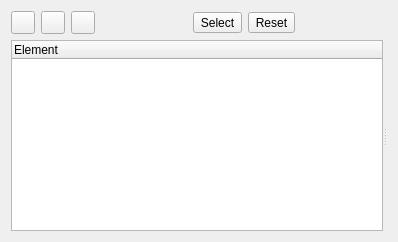
This is mscore/mscore/debugger.ui in musescore/musescore-old as Qt 5 draws it before an edit. The edited form follows.
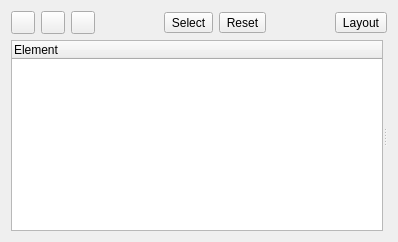
This is the edited form. Icons and pictures are not drawn.

Patch:
```diff
--- a/mscore/mscore/debugger.ui
+++ b/mscore/mscore/debugger.ui
@@ -96,6 +96,13 @@
        </property>
       </spacer>
      </item>
+     <item>
+      <widget class="QToolButton" name="layoutButton">
+       <property name="text">
+        <string>Layout</string>
+       </property>
+      </widget>
+     </item>
     </layout>
    </item>
    <item>
```
